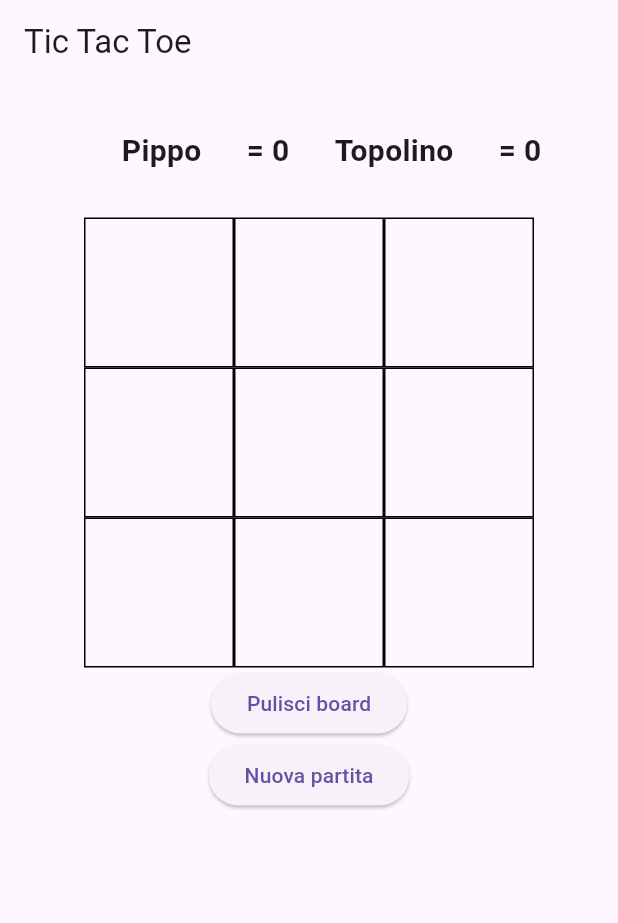
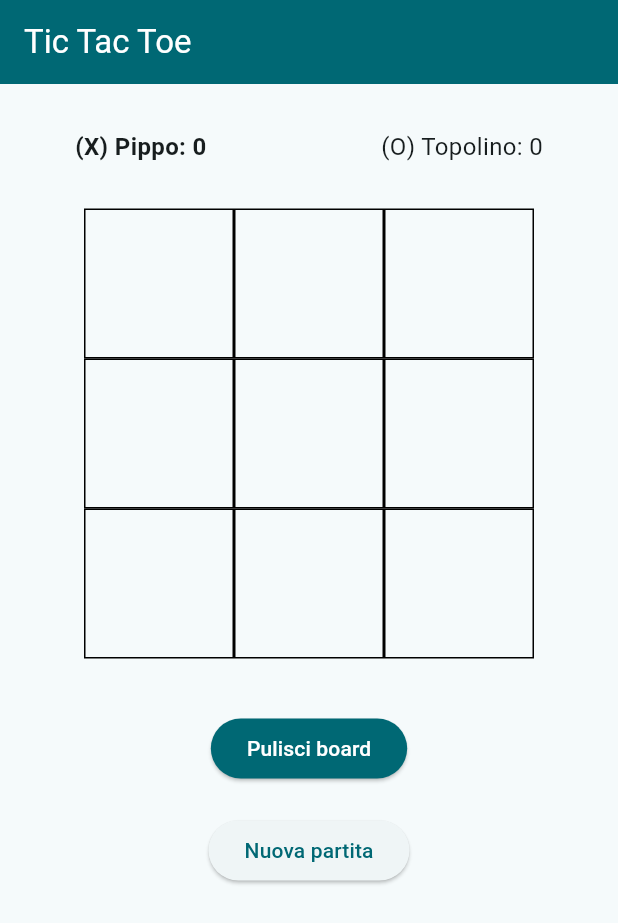
Before and after one commit to Alimentiamoci-SRL-Societa-Benefit/flutter_tic_tac_toe, a Flutter app: the screen it shows after launch, on a phone screen of 412 x 824 dp. Shown: the top 923 px of the screen. Run offline on Flutter 3.47's test engine with Material 3 defaults, Android fonts, the phone set to English and light mode, and no system bars.

Commit message:
graphics | restyle tic tac toe page

```diff
--- a/lib/main.dart
+++ b/lib/main.dart
@@ -10,9 +10,14 @@ class MyApp extends StatelessWidget {
 
   @override
   Widget build(BuildContext context) {
-    return const MaterialApp(
+    return MaterialApp(
       debugShowCheckedModeBanner: false,
-      home: TicTacToePage(
+      theme: ThemeData(
+        colorScheme: ColorScheme.fromSeed(
+          seedColor: const Color(0xFFFFFFFF),
+        ),
+      ),
+      home: const TicTacToePage(
         player1Name: 'Pippo',
         player2Name: 'Topolino',
       ),
@@ -52,47 +57,38 @@ class _TicTacToePageState extends State<TicTacToePage> {
   Widget build(BuildContext context) {
     return Scaffold(
       appBar: AppBar(
-        title: const Text('Tic Tac Toe'),
+        title: const Text(
+          'Tic Tac Toe',
+          style: TextStyle(color: Colors.white),
+        ),
+        backgroundColor: Theme.of(context).primaryColor,
       ),
       body: Column(
         crossAxisAlignment: CrossAxisAlignment.center,
         children: [
-          Row(
-            mainAxisAlignment: MainAxisAlignment.center,
-            children: [
-              Padding(
-                padding: const EdgeInsets.all(30),
-                child: Text(
-                  player1.name,
-                  style: const TextStyle(
-                      fontSize: 20, fontWeight: FontWeight.bold),
-                ),
-              ),
-              Text(
-                "= ${player1.score}",
-                style: const TextStyle(
-                  fontSize: 20,
-                  fontWeight: FontWeight.bold,
-                ),
-              ),
-              Padding(
-                padding: const EdgeInsets.all(30),
-                child: Text(
-                  player2.name,
-                  style: const TextStyle(
-                    fontSize: 20,
-                    fontWeight: FontWeight.bold,
+          Padding(
+            padding: const EdgeInsets.symmetric(horizontal: 50, vertical: 30),
+            child: Row(
+              mainAxisAlignment: MainAxisAlignment.spaceBetween,
+              children: [
+                Text(
+                  "(${player1.sign}) ${player1.name}: ${player1.score}",
+                  style: TextStyle(
+                    fontSize: 16,
+                    fontWeight:
+                        isPlayer1Turn ? FontWeight.bold : FontWeight.normal,
                   ),
                 ),
-              ),
-              Text(
-                "= ${player2.score}",
-                style: const TextStyle(
-                  fontSize: 20,
-                  fontWeight: FontWeight.bold,
+                Text(
+                  "(${player2.sign}) ${player2.name}: ${player2.score}",
+                  style: TextStyle(
+                    fontSize: 16,
+                    fontWeight:
+                        !isPlayer1Turn ? FontWeight.bold : FontWeight.normal,
+                  ),
                 ),
-              ),
-            ],
+              ],
+            ),
           ),
           Row(
             mainAxisAlignment: MainAxisAlignment.center,
@@ -145,10 +141,18 @@ class _TicTacToePageState extends State<TicTacToePage> {
               ),
             ],
           ),
+          const SizedBox(height: 36),
           ElevatedButton(
             onPressed: _clearBoard,
-            child: const Text("Pulisci board"),
+            style: ElevatedButton.styleFrom(
+              backgroundColor: Theme.of(context).primaryColor,
+            ),
+            child: const Text(
+              "Pulisci board",
+              style: TextStyle(color: Colors.white),
+            ),
           ),
+          const SizedBox(height: 20),
           ElevatedButton(
             onPressed: _startNewGame,
             child: const Text("Nuova partita"),
@@ -244,15 +248,11 @@ class TicTacToeBox extends StatelessWidget {
     return Container(
       width: 100,
       height: 100,
-      decoration: BoxDecoration(
-        border: Border.all(
-          color: Colors.black,
-        ),
-      ),
+      decoration: BoxDecoration(border: Border.all()),
       child: Center(
         child: Text(
           element,
-          style: const TextStyle(color: Colors.black, fontSize: 35),
+          style: TextStyle(color: Theme.of(context).primaryColor, fontSize: 35),
         ),
       ),
     );
```
